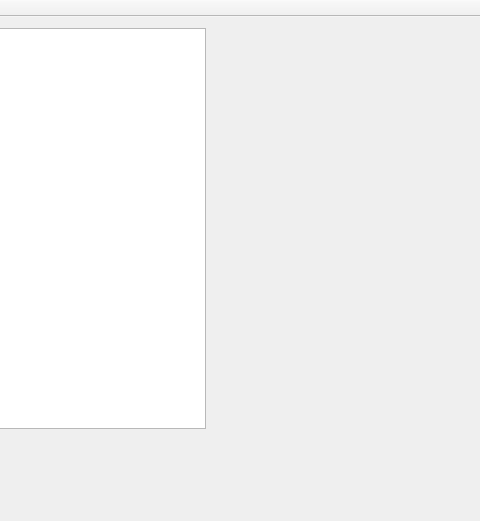
Qt form mainwindow.ui (AnthonyChiavelli/GitVisualizationTool) before a commit; both pictures show x 370 to 850 and y 0 to 521 of the 1118 by 607 pixel window.
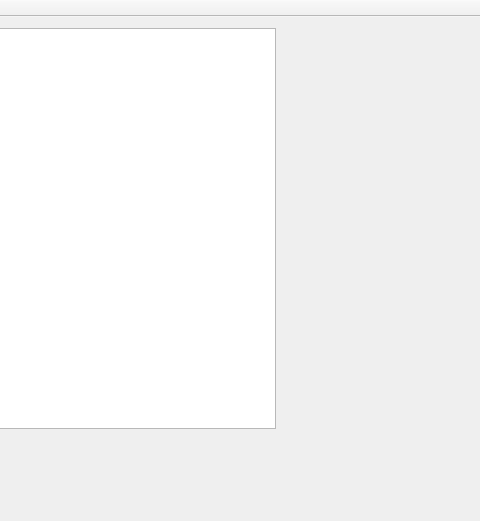
The same form after that commit.

```diff
--- a/mainwindow.ui
+++ b/mainwindow.ui
@@ -19,7 +19,7 @@
      <rect>
       <x>15</x>
       <y>11</y>
-      <width>561</width>
+      <width>631</width>
       <height>401</height>
      </rect>
     </property>
```
